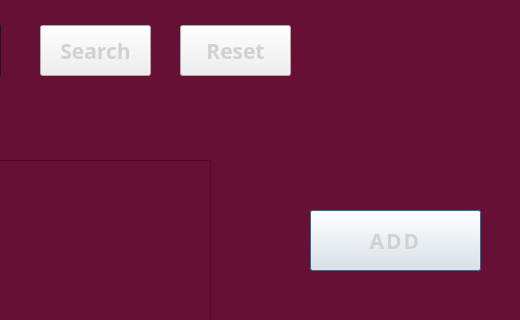
Old version of the form SweetsStore/view_employees_dialog.ui in the repository vince-exe/SweetsStore; both pictures show x 760 to 1280 and y 0 to 320 of the 1280 by 720 pixel window.
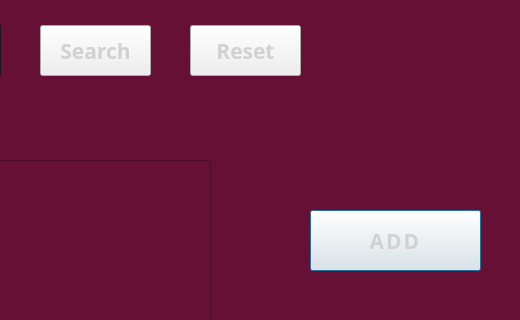
New version of the form.

What changed in the file:
```diff
--- a/SweetsStore/view_employees_dialog.ui
+++ b/SweetsStore/view_employees_dialog.ui
@@ -224,7 +224,7 @@
   <widget class="QPushButton" name="resetBtn">
    <property name="geometry">
     <rect>
-     <x>940</x>
+     <x>950</x>
      <y>25</y>
      <width>111</width>
      <height>51</height>
```
Left out of the diff: 2 changed lines with no effect on the pictures.
